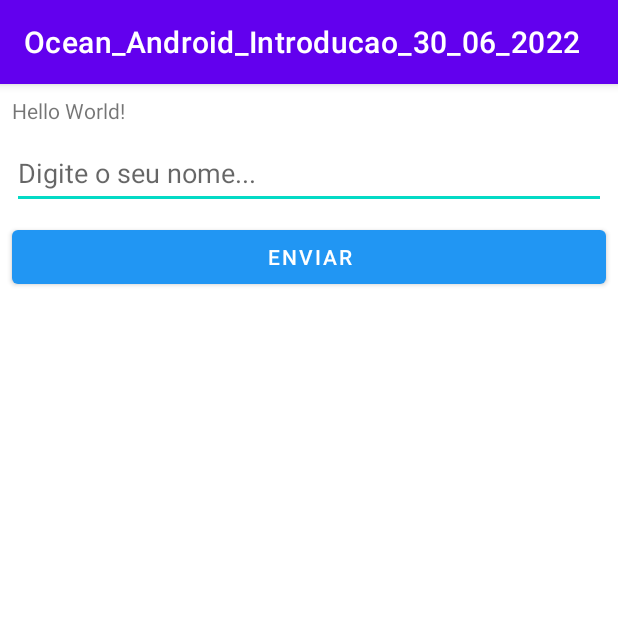
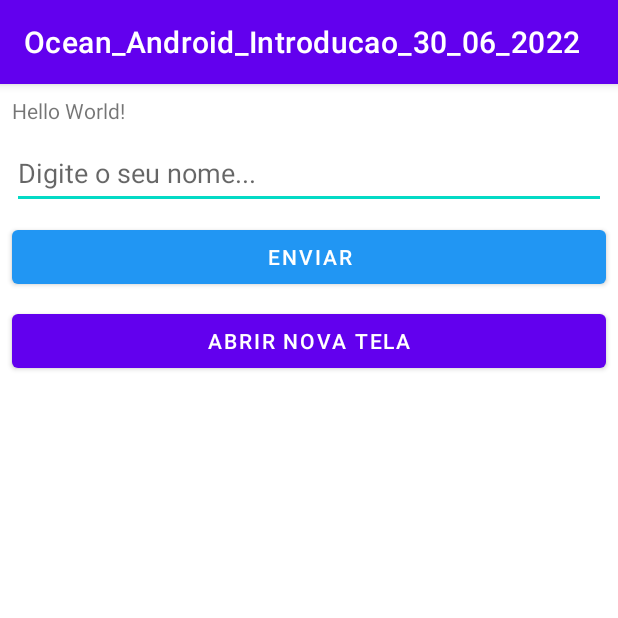
Before and after one commit to paulosalvatore/Ocean_Android_Introducao_30_06_2022, an Android app: the screen it shows after launch (MainActivity), on a phone screen of 412 x 824 dp, the top half of it. Run offline under Robolectric (Android 15) with nearby library versions, the phone set to English and light mode, and no system bars.

Commit message:
Abrindo nova tela a partir da `MainActivity`

```diff
--- a/app/src/main/java/com/oceanbrasil/ocean_android_introducao_30_06_2022/MainActivity.kt
+++ b/app/src/main/java/com/oceanbrasil/ocean_android_introducao_30_06_2022/MainActivity.kt
@@ -1,5 +1,6 @@
 package com.oceanbrasil.ocean_android_introducao_30_06_2022
 
+import android.content.Intent
 import android.os.Bundle
 import android.widget.Button
 import android.widget.EditText
@@ -36,5 +37,15 @@ class MainActivity : AppCompatActivity() {
                 tvResultado.text = nomeDigitado
             }
         }
+
+        // Abrir Nova Tela
+
+        val btAbrirNovaTela = findViewById<Button>(R.id.btAbrirNovaTela)
+
+        btAbrirNovaTela.setOnClickListener {
+            val novaTelaIntent = Intent(this, ResultadoActivity::class.java)
+
+            startActivity(novaTelaIntent)
+        }
     }
 }
--- a/app/src/main/res/layout/activity_main.xml
+++ b/app/src/main/res/layout/activity_main.xml
@@ -50,4 +50,18 @@
         app:layout_constraintStart_toStartOf="parent"
         app:layout_constraintTop_toBottomOf="@+id/tvResultado" />
 
+    <Button
+        android:id="@+id/btAbrirNovaTela"
+        android:layout_width="0dp"
+        android:layout_height="wrap_content"
+        android:layout_marginStart="8dp"
+        android:layout_marginLeft="8dp"
+        android:layout_marginTop="8dp"
+        android:layout_marginEnd="8dp"
+        android:layout_marginRight="8dp"
+        android:text="Abrir Nova Tela"
+        app:layout_constraintEnd_toEndOf="parent"
+        app:layout_constraintStart_toStartOf="parent"
+        app:layout_constraintTop_toBottomOf="@+id/btEnviar" />
+
 </androidx.constraintlayout.widget.ConstraintLayout>
```
